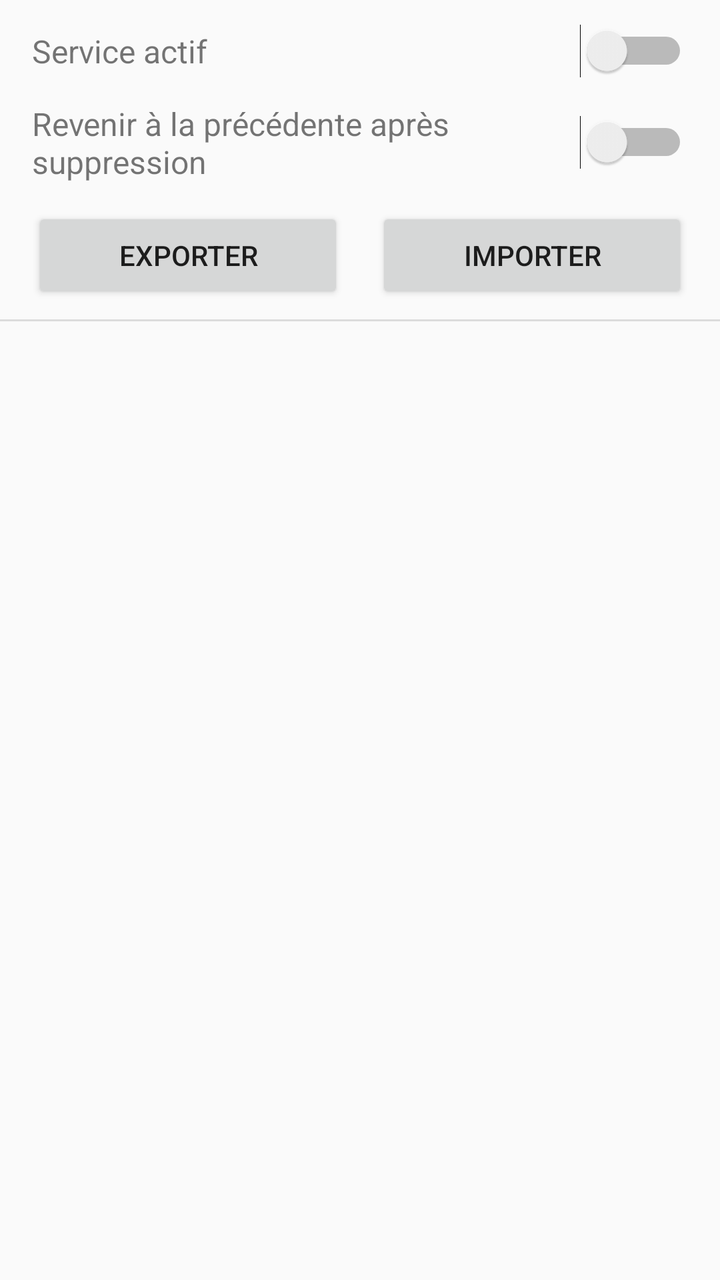
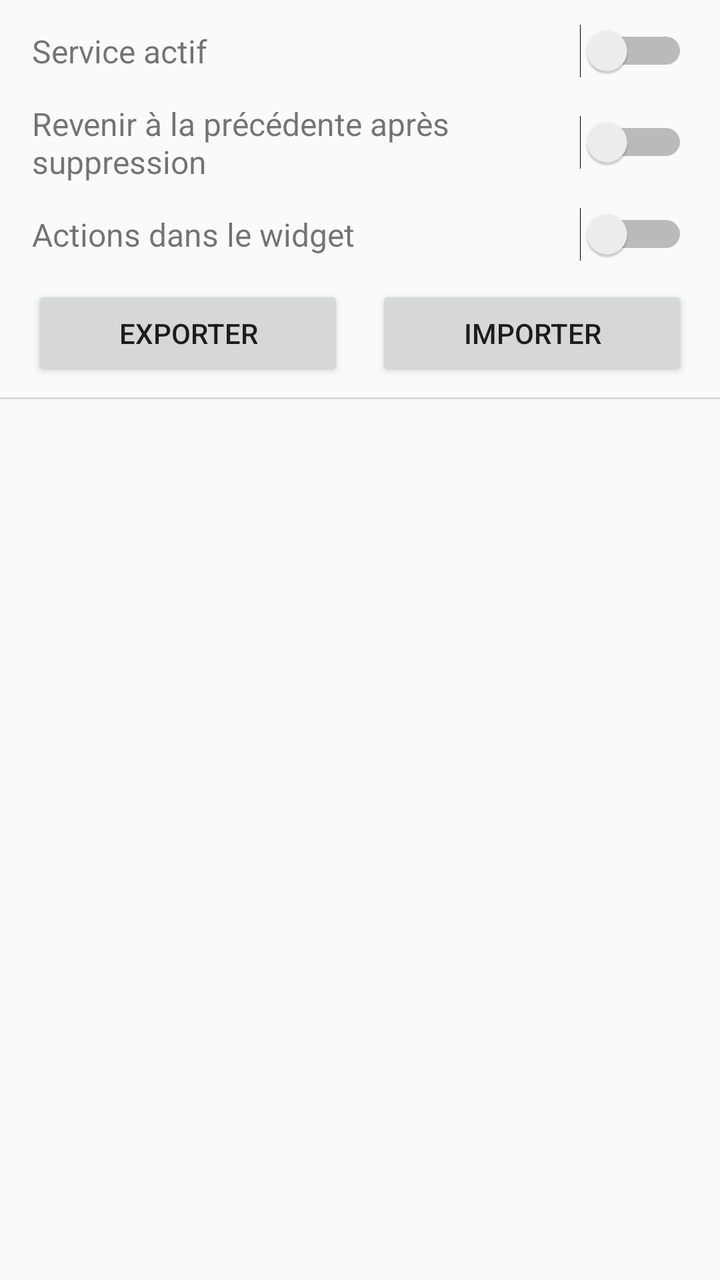

Screens rendered from an Android XML layout before and after an edit, with the pre-edit source and the edit as a unified diff.
<!-- AndroidManifest.xml: application theme Theme.NowBarMirror -->
<!-- res/layout/activity_app_selection.xml -->
<?xml version="1.0" encoding="utf-8"?>
<LinearLayout xmlns:android="http://schemas.android.com/apk/res/android"
    android:id="@+id/root"
    android:layout_width="match_parent"
    android:layout_height="match_parent"
    android:orientation="vertical">

    <LinearLayout
        android:layout_width="match_parent"
        android:layout_height="wrap_content"
        android:orientation="horizontal"
        android:gravity="center_vertical"
        android:paddingHorizontal="16dp"
        android:paddingVertical="12dp">

        <TextView
            android:layout_width="0dp"
            android:layout_height="wrap_content"
            android:layout_weight="1"
            android:text="@string/service_enabled_label"
            android:textSize="16sp" />

        <Switch
            android:id="@+id/service_enabled_switch"
            android:layout_width="wrap_content"
            android:layout_height="wrap_content" />

    </LinearLayout>

    <LinearLayout
        android:layout_width="match_parent"
        android:layout_height="wrap_content"
        android:orientation="horizontal"
        android:gravity="center_vertical"
        android:paddingHorizontal="16dp"
        android:paddingBottom="12dp">

        <TextView
            android:layout_width="0dp"
            android:layout_height="wrap_content"
            android:layout_weight="1"
            android:text="@string/latest_mode_fallback_label"
            android:textSize="16sp" />

        <Switch
            android:id="@+id/latest_mode_fallback_switch"
            android:layout_width="wrap_content"
            android:layout_height="wrap_content" />

    </LinearLayout>

    <LinearLayout
        android:layout_width="match_parent"
        android:layout_height="wrap_content"
        android:orientation="horizontal"
        android:paddingHorizontal="16dp"
        android:paddingBottom="8dp">

        <Button
            android:id="@+id/export_button"
            android:layout_width="0dp"
            android:layout_height="wrap_content"
            android:layout_weight="1"
            android:layout_marginEnd="8dp"
            android:text="@string/export_settings" />

        <Button
            android:id="@+id/import_button"
            android:layout_width="0dp"
            android:layout_height="wrap_content"
            android:layout_weight="1"
            android:layout_marginStart="8dp"
            android:text="@string/import_settings" />

    </LinearLayout>

    <View
        android:layout_width="match_parent"
        android:layout_height="1dp"
        android:background="?android:attr/listDivider" />

    <androidx.recyclerview.widget.RecyclerView
        android:id="@+id/app_list"
        android:layout_width="match_parent"
        android:layout_height="0dp"
        android:layout_weight="1"
        android:clipToPadding="false"
        android:paddingVertical="8dp" />

</LinearLayout>
<!-- resources referenced by this layout -->
<resources>
  <string name="export_settings">Exporter</string>
  <string name="import_settings">Importer</string>
  <string name="latest_mode_fallback_label">Revenir à la précédente après suppression</string>
  <string name="service_enabled_label">Service actif</string>
  <style name="Theme.NowBarMirror" parent="Theme.AppCompat.DayNight.NoActionBar" />
</resources>

<!-- the commit's change to res/layout/activity_app_selection.xml (unified diff, before → after) -->
@@ -53,6 +53,28 @@
         android:layout_width="match_parent"
         android:layout_height="wrap_content"
         android:orientation="horizontal"
+        android:gravity="center_vertical"
+        android:paddingHorizontal="16dp"
+        android:paddingBottom="12dp">
+
+        <TextView
+            android:layout_width="0dp"
+            android:layout_height="wrap_content"
+            android:layout_weight="1"
+            android:text="@string/widget_actions_label"
+            android:textSize="16sp" />
+
+        <Switch
+            android:id="@+id/widget_actions_switch"
+            android:layout_width="wrap_content"
+            android:layout_height="wrap_content" />
+
+    </LinearLayout>
+
+    <LinearLayout
+        android:layout_width="match_parent"
+        android:layout_height="wrap_content"
+        android:orientation="horizontal"
         android:paddingHorizontal="16dp"
         android:paddingBottom="8dp">
 
<!-- resource entries referenced after the edit -->
@@ -4,6 +4,7 @@
   <string name="import_settings">Importer</string>
   <string name="latest_mode_fallback_label">Revenir à la précédente après suppression</string>
   <string name="service_enabled_label">Service actif</string>
+  <string name="widget_actions_label">Actions dans le widget</string>
   <style name="Theme.NowBarMirror" parent="Theme.AppCompat.DayNight.NoActionBar" />
 </resources>
 
